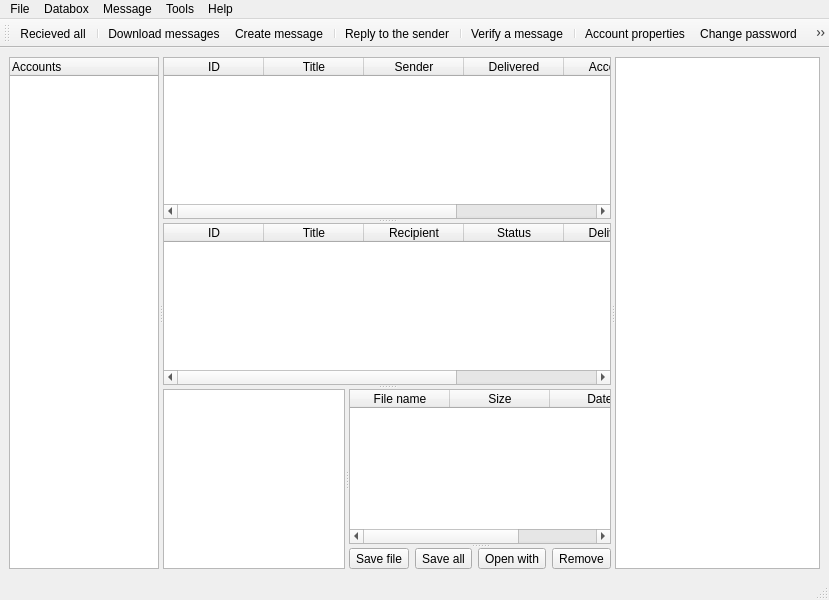
First picture: the form in ui/datovka.ui, repository psakar/datovka, before the edit.
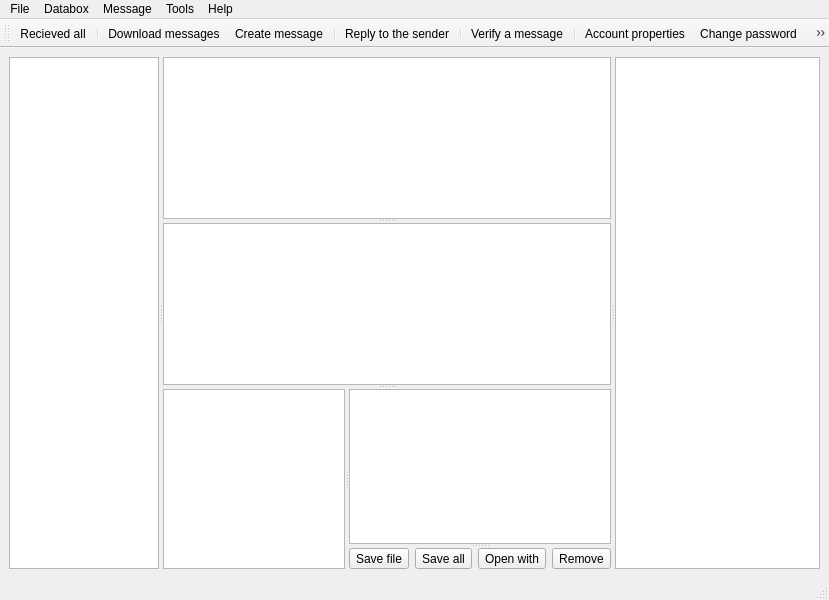
Second picture: the form after the edit. Icons and pictures are not drawn.

Commit message: Change ui to Modelview programming

What changed in the file:
```diff
--- a/ui/datovka.ui
+++ b/ui/datovka.ui
@@ -43,7 +43,7 @@
       <property name="orientation">
        <enum>Qt::Horizontal</enum>
       </property>
-      <widget class="QTreeWidget" name="AccountList">
+      <widget class="QTreeView" name="AccountList">
        <property name="enabled">
         <bool>true</bool>
        </property>
@@ -65,29 +65,24 @@
        <property name="sizeAdjustPolicy">
         <enum>QAbstractScrollArea::AdjustToContents</enum>
        </property>
-       <attribute name="headerVisible">
-        <bool>true</bool>
-       </attribute>
        <attribute name="headerDefaultSectionSize">
+        <number>1</number>
+       </attribute>
+       <attribute name="headerMinimumSectionSize">
         <number>100</number>
        </attribute>
-       <attribute name="headerHighlightSections">
+       <attribute name="headerShowSortIndicator" stdset="0">
         <bool>false</bool>
        </attribute>
-       <attribute name="headerMinimumSectionSize">
-        <number>50</number>
+       <attribute name="headerStretchLastSection">
+        <bool>true</bool>
        </attribute>
-       <column>
-        <property name="text">
-         <string>Accounts</string>
-        </property>
-       </column>
       </widget>
       <widget class="QSplitter" name="splitter_3">
        <property name="orientation">
         <enum>Qt::Vertical</enum>
        </property>
-       <widget class="QTableWidget" name="ReceivedMessageList">
+       <widget class="QTableView" name="ReceivedMessageList">
         <property name="enabled">
          <bool>true</bool>
         </property>
@@ -106,21 +101,9 @@
         <property name="showGrid">
          <bool>false</bool>
         </property>
-        <property name="columnCount">
-         <number>6</number>
-        </property>
-        <attribute name="horizontalHeaderVisible">
-         <bool>true</bool>
-        </attribute>
-        <attribute name="horizontalHeaderCascadingSectionResizes">
-         <bool>false</bool>
-        </attribute>
         <attribute name="horizontalHeaderHighlightSections">
          <bool>false</bool>
         </attribute>
-        <attribute name="horizontalHeaderShowSortIndicator" stdset="0">
-         <bool>false</bool>
-        </attribute>
         <attribute name="horizontalHeaderStretchLastSection">
          <bool>true</bool>
         </attribute>
@@ -136,92 +119,29 @@
         <attribute name="verticalHeaderMinimumSectionSize">
          <number>18</number>
         </attribute>
-        <column>
-         <property name="text">
-          <string>ID</string>
-         </property>
-        </column>
-        <column>
-         <property name="text">
-          <string>Title</string>
-         </property>
-        </column>
-        <column>
-         <property name="text">
-          <string>Sender</string>
-         </property>
-        </column>
-        <column>
-         <property name="text">
-          <string>Delivered</string>
-         </property>
-        </column>
-        <column>
-         <property name="text">
-          <string>Accepted</string>
-         </property>
-        </column>
-        <column>
-         <property name="text">
-          <string>Read locally</string>
-         </property>
-        </column>
        </widget>
-       <widget class="QTableWidget" name="SentMessageList">
+       <widget class="QTableView" name="SentMessageList">
         <property name="selectionBehavior">
          <enum>QAbstractItemView::SelectRows</enum>
         </property>
         <attribute name="horizontalHeaderCascadingSectionResizes">
          <bool>false</bool>
         </attribute>
-        <attribute name="horizontalHeaderShowSortIndicator" stdset="0">
-         <bool>false</bool>
-        </attribute>
-        <attribute name="horizontalHeaderStretchLastSection">
-         <bool>true</bool>
-        </attribute>
         <attribute name="verticalHeaderVisible">
          <bool>false</bool>
         </attribute>
         <attribute name="verticalHeaderDefaultSectionSize">
-         <number>18</number>
-        </attribute>
-        <attribute name="verticalHeaderHighlightSections">
-         <bool>false</bool>
+         <number>0</number>
         </attribute>
         <attribute name="verticalHeaderMinimumSectionSize">
          <number>18</number>
         </attribute>
-        <column>
-         <property name="text">
-          <string>ID</string>
-         </property>
-        </column>
-        <column>
-         <property name="text">
-          <string>Title</string>
-         </property>
-        </column>
-        <column>
-         <property name="text">
-          <string>Recipient</string>
-         </property>
-        </column>
-        <column>
-         <property name="text">
-          <string>Status</string>
-         </property>
-        </column>
-        <column>
-         <property name="text">
-          <string>Delivered</string>
-         </property>
-        </column>
-        <column>
-         <property name="text">
-          <string>Accepted</string>
-         </property>
-        </column>
+        <attribute name="verticalHeaderShowSortIndicator" stdset="0">
+         <bool>false</bool>
+        </attribute>
+        <attribute name="verticalHeaderStretchLastSection">
+         <bool>true</bool>
+        </attribute>
        </widget>
        <widget class="QSplitter" name="splitter_2">
         <property name="orientation">
@@ -232,16 +152,13 @@
          <property name="orientation">
           <enum>Qt::Vertical</enum>
          </property>
-         <widget class="QTableWidget" name="AttachFileList">
+         <widget class="QTableView" name="AttachFileList">
           <property name="selectionBehavior">
            <enum>QAbstractItemView::SelectRows</enum>
           </property>
-          <attribute name="horizontalHeaderStretchLastSection">
+          <attribute name="verticalHeaderCascadingSectionResizes">
            <bool>true</bool>
           </attribute>
-          <attribute name="verticalHeaderVisible">
-           <bool>false</bool>
-          </attribute>
           <attribute name="verticalHeaderDefaultSectionSize">
            <number>0</number>
           </attribute>
@@ -251,21 +168,12 @@
           <attribute name="verticalHeaderMinimumSectionSize">
            <number>0</number>
           </attribute>
-          <column>
-           <property name="text">
-            <string>File name</string>
-           </property>
-          </column>
-          <column>
-           <property name="text">
-            <string>Size</string>
-           </property>
-          </column>
-          <column>
-           <property name="text">
-            <string>Date</string>
-           </property>
-          </column>
+          <attribute name="verticalHeaderShowSortIndicator" stdset="0">
+           <bool>false</bool>
+          </attribute>
+          <attribute name="verticalHeaderStretchLastSection">
+           <bool>false</bool>
+          </attribute>
          </widget>
          <widget class="QWidget" name="layoutWidget">
           <layout class="QHBoxLayout" name="horizontalLayout">
```
Left out of the diff: 10 changed lines with no effect on the pictures. The commit also changes 5 other files.
